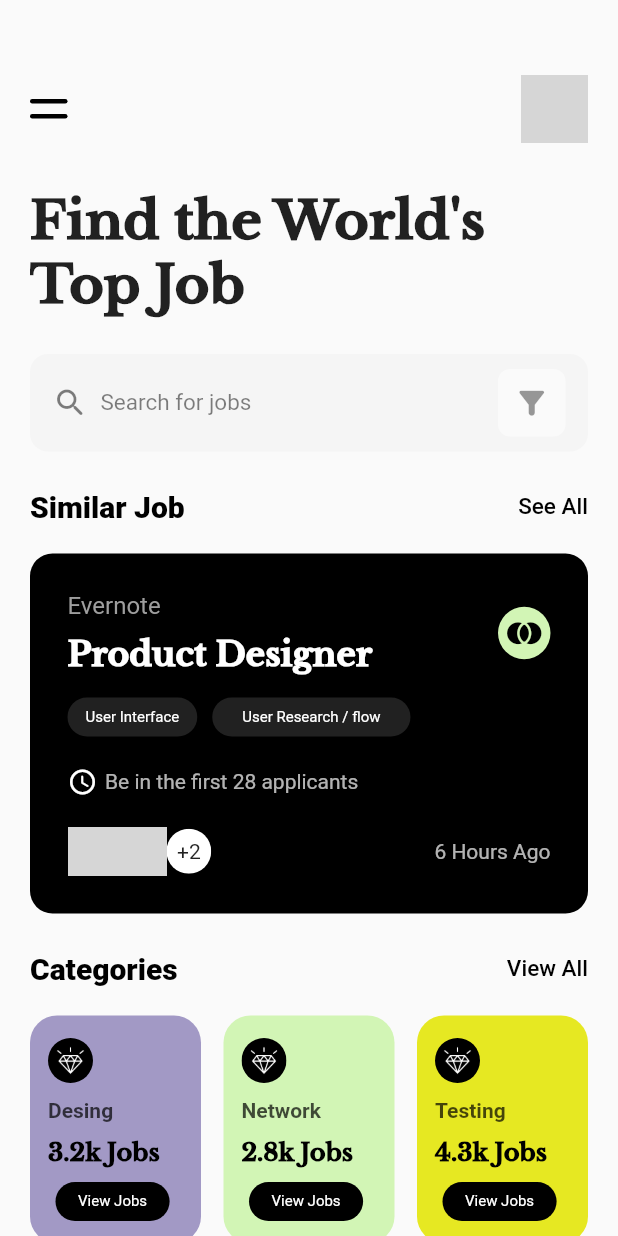
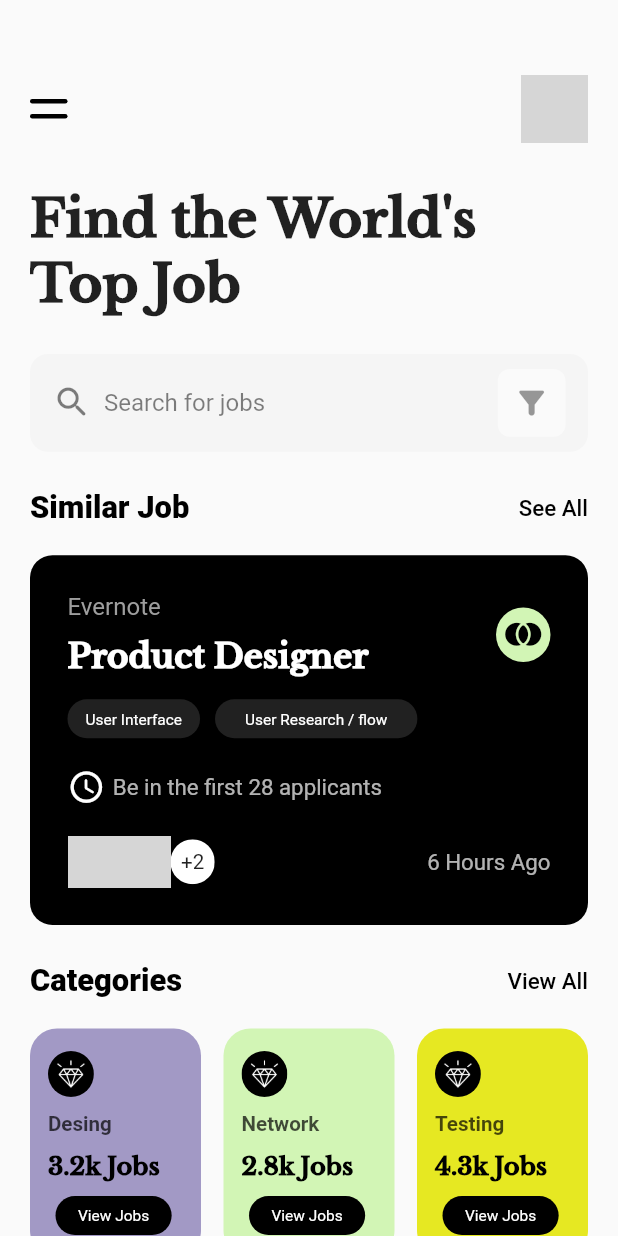
Before and after one commit to mohamed3sman/job_app, a Flutter app: the screen it shows after launch, on a phone screen of 412 x 824 dp. Run offline on Flutter 3.47's test engine with Material 2 defaults, Android fonts, the phone set to English and light mode, and no system bars; our stand-ins replace flutter_screenutil; network calls fail; grey boxes are pictures that could not be loaded.

Commit message:
make app responsive

```diff
--- a/lib/main.dart
+++ b/lib/main.dart
@@ -1,4 +1,5 @@
 import 'package:flutter/material.dart';
+import 'package:flutter_screenutil/flutter_screenutil.dart';
 import 'package:job_app/views/home_view/home_view.dart';
 
 void main() {
@@ -11,9 +12,14 @@ class MyApp extends StatelessWidget {
   // This widget is the root of your application.
   @override
   Widget build(BuildContext context) {
-    return MaterialApp(
-      debugShowCheckedModeBanner: false,
-      home: const HomeView(),
+    return ScreenUtilInit(
+      designSize: const Size(360, 690),
+      minTextAdapt: true,
+      splitScreenMode: true,
+      builder: (context, child) => const MaterialApp(
+        debugShowCheckedModeBanner: false,
+        home: HomeView(),
+      ),
     );
   }
 }
--- a/lib/views/home_view/widgets/custom_job_category.dart
+++ b/lib/views/home_view/widgets/custom_job_category.dart
@@ -1,4 +1,5 @@
 import 'package:flutter/material.dart';
+import 'package:flutter_screenutil/flutter_screenutil.dart';
 
 class CustomJobCategory extends StatelessWidget {
   const CustomJobCategory(
@@ -30,7 +31,7 @@ class CustomJobCategory extends StatelessWidget {
                 ),
                 child: Image.asset(
                   'assets/images/gem.png',
-                  width: 20,
+                  width: 18.r,
                 ),
               ),
             ),
@@ -40,7 +41,7 @@ class CustomJobCategory extends StatelessWidget {
             Text(
               text,
               style: TextStyle(
-                fontSize: 14,
+                fontSize: 12.sp,
                 color: Colors.black.withOpacity(0.7),
                 fontWeight: FontWeight.bold,
               ),
@@ -50,9 +51,9 @@ class CustomJobCategory extends StatelessWidget {
             ),
             Text(
               '${jobsNumber}k Jobs',
-              style: const TextStyle(
+              style: TextStyle(
                 color: Colors.black,
-                fontSize: 16,
+                fontSize: 14.sp,
                 fontWeight: FontWeight.w900,
                 fontFamily: 'Libre',
               ),
@@ -65,9 +66,9 @@ class CustomJobCategory extends StatelessWidget {
                     borderRadius: BorderRadius.circular(15)),
                 padding:
                     const EdgeInsets.symmetric(horizontal: 15, vertical: 7),
-                child: const Text(
+                child: Text(
                   'View Jobs',
-                  style: TextStyle(color: Colors.white, fontSize: 10),
+                  style: TextStyle(color: Colors.white, fontSize: 9.sp),
                 ),
               ),
             ),
--- a/lib/views/home_view/widgets/home_view_body.dart
+++ b/lib/views/home_view/widgets/home_view_body.dart
@@ -3,43 +3,45 @@ import 'package:job_app/views/home_view/widgets/custom_job_category.dart';
 import 'package:job_app/views/home_view/widgets/home_view_app_bar.dart';
 import 'package:job_app/views/home_view/widgets/job_search_widget.dart';
 import 'package:job_app/views/home_view/widgets/similar_job_widget.dart';
+import 'package:flutter_screenutil/flutter_screenutil.dart';
 
 class HomeViewBody extends StatelessWidget {
   const HomeViewBody({super.key});
 
   @override
   Widget build(BuildContext context) {
-    return const Padding(
-      padding: EdgeInsets.only(top: 50, left: 20, right: 20),
+    return Padding(
+      padding: const EdgeInsets.only(top: 50, left: 20, right: 20),
       child: SingleChildScrollView(
+        physics: const BouncingScrollPhysics(),
         child: Column(
           crossAxisAlignment: CrossAxisAlignment.start,
           children: [
-            HomeViewAppBar(),
+            const HomeViewAppBar(),
             Padding(
-              padding: EdgeInsets.only(top: 30, bottom: 25),
+              padding: const EdgeInsets.only(top: 30, bottom: 25),
               child: Text(
                 "Find the World's Top Job",
                 style: TextStyle(
-                  fontSize: 35,
+                  fontSize: 30.sp,
                   fontWeight: FontWeight.w900,
                   fontFamily: 'Libre',
                 ),
               ),
             ),
-            JobSearchWidget(),
-            SizedBox(
+            const JobSearchWidget(),
+            const SizedBox(
               height: 25,
             ),
             Padding(
-              padding: EdgeInsets.only(bottom: 20),
+              padding: const EdgeInsets.only(bottom: 20),
               child: Row(
                 mainAxisAlignment: MainAxisAlignment.spaceBetween,
                 children: [
                   Text(
                     'Similar Job',
                     style: TextStyle(
-                      fontSize: 20,
+                      fontSize: 18.sp,
                       fontWeight: FontWeight.w800,
                       color: Colors.black,
                     ),
@@ -47,7 +49,7 @@ class HomeViewBody extends StatelessWidget {
                   Text(
                     'See All',
                     style: TextStyle(
-                      fontSize: 15,
+                      fontSize: 13.sp,
                       fontWeight: FontWeight.w500,
                       color: Colors.black,
                     ),
@@ -55,16 +57,16 @@ class HomeViewBody extends StatelessWidget {
                 ],
               ),
             ),
-            SimilarJobWidget(),
+            const SimilarJobWidget(),
             Padding(
-              padding: EdgeInsets.only(bottom: 20, top: 25),
+              padding: const EdgeInsets.only(bottom: 20, top: 25),
               child: Row(
                 mainAxisAlignment: MainAxisAlignment.spaceBetween,
                 children: [
                   Text(
                     'Categories',
                     style: TextStyle(
-                      fontSize: 20,
+                      fontSize: 18.sp,
                       fontWeight: FontWeight.w800,
                       color: Colors.black,
                     ),
@@ -72,7 +74,7 @@ class HomeViewBody extends StatelessWidget {
                   Text(
                     'View All',
                     style: TextStyle(
-                      fontSize: 15,
+                      fontSize: 13.sp,
                       fontWeight: FontWeight.w500,
                       color: Colors.black,
                     ),
@@ -80,7 +82,7 @@ class HomeViewBody extends StatelessWidget {
                 ],
               ),
             ),
-            Row(
+            const Row(
               children: [
                 CustomJobCategory(
                   color: Color(0xffa299c5),
--- a/lib/views/home_view/widgets/job_search_widget.dart
+++ b/lib/views/home_view/widgets/job_search_widget.dart
@@ -1,4 +1,5 @@
 import 'package:flutter/material.dart';
+import 'package:flutter_screenutil/flutter_screenutil.dart';
 
 class JobSearchWidget extends StatelessWidget {
   const JobSearchWidget({super.key});
@@ -16,6 +17,7 @@ class JobSearchWidget extends StatelessWidget {
             children: [
               Icon(
                 Icons.search_rounded,
+                size: 23.r,
                 color: Colors.black.withOpacity(0.5),
               ),
               const SizedBox(
@@ -24,7 +26,7 @@ class JobSearchWidget extends StatelessWidget {
               Text(
                 'Search for jobs',
                 style: TextStyle(
-                    fontSize: 15, color: Colors.black.withOpacity(0.5)),
+                    fontSize: 14.sp, color: Colors.black.withOpacity(0.5)),
               ),
             ],
           ),
@@ -36,7 +38,7 @@ class JobSearchWidget extends StatelessWidget {
             ),
             child: Icon(
               Icons.filter_alt_rounded,
-              size: 25,
+              size: 22.r,
               color: Colors.black.withOpacity(0.4),
             ),
           )
--- a/lib/views/home_view/widgets/similar_job_widget.dart
+++ b/lib/views/home_view/widgets/similar_job_widget.dart
@@ -1,4 +1,5 @@
 import 'package:flutter/material.dart';
+import 'package:flutter_screenutil/flutter_screenutil.dart';
 
 class SimilarJobWidget extends StatelessWidget {
   const SimilarJobWidget({super.key});
@@ -18,23 +19,23 @@ class SimilarJobWidget extends StatelessWidget {
           Row(
             mainAxisAlignment: MainAxisAlignment.spaceBetween,
             children: [
-              const Column(
+              Column(
                 crossAxisAlignment: CrossAxisAlignment.start,
                 children: [
                   Text(
                     'Evernote',
                     style: TextStyle(
-                      fontSize: 16,
+                      fontSize: 14.sp,
                       color: Colors.grey,
                     ),
                   ),
-                  SizedBox(
+                  const SizedBox(
                     height: 10,
                   ),
                   Text(
                     'Product Designer',
                     style: TextStyle(
-                      fontSize: 22,
+                      fontSize: 19.sp,
                       fontWeight: FontWeight.w900,
                       fontFamily: 'Libre',
                       color: Colors.white,
@@ -47,10 +48,10 @@ class SimilarJobWidget extends StatelessWidget {
                 decoration: BoxDecoration(
                     color: const Color(0xffd2f5b5),
                     borderRadius: BorderRadius.circular(50)),
-                child: const Icon(
+                child: Icon(
                   Icons.join_full_rounded,
                   color: Colors.black,
-                  size: 25,
+                  size: 23.r,
                 ),
               ),
             ],
@@ -65,11 +66,11 @@ class SimilarJobWidget extends StatelessWidget {
                   decoration: BoxDecoration(
                       color: Colors.grey[900],
                       borderRadius: BorderRadius.circular(50)),
-                  child: const Text(
+                  child: Text(
                     'User Interface',
                     style: TextStyle(
                       color: Colors.white,
-                      fontSize: 10,
+                      fontSize: 9.sp,
                     ),
                   ),
                 ),
@@ -82,11 +83,11 @@ class SimilarJobWidget extends StatelessWidget {
                   decoration: BoxDecoration(
                       color: Colors.grey[900],
                       borderRadius: BorderRadius.circular(50)),
-                  child: const Text(
+                  child: Text(
                     'User Research / flow',
                     style: TextStyle(
                       color: Colors.white,
-                      fontSize: 10,
+                      fontSize: 9.sp,
                     ),
                   ),
                 ),
@@ -95,10 +96,10 @@ class SimilarJobWidget extends StatelessWidget {
           ),
           Row(
             children: [
-              const Icon(
+              Icon(
                 Icons.access_time_rounded,
                 color: Colors.white,
-                size: 20,
+                size: 22.r,
               ),
               const SizedBox(
                 width: 5,
@@ -106,6 +107,7 @@ class SimilarJobWidget extends StatelessWidget {
               Text(
                 'Be in the first 28 applicants',
                 style: TextStyle(
+                  fontSize: 13.sp,
                   color: Colors.white.withOpacity(0.7),
                 ),
               ),
@@ -123,14 +125,14 @@ class SimilarJobWidget extends StatelessWidget {
                     borderRadius: BorderRadius.circular(50),
                     child: Image.network(
                       'https://i.pinimg.com/originals/72/20/c4/7220c4ee3f3a756356c1ca7b1ab230df.jpg',
-                      width: 33,
+                      width: 30.r,
                     ),
                   ),
                   ClipRRect(
                     borderRadius: BorderRadius.circular(50),
                     child: Image.network(
                       'https://th.bing.com/th/id/OIP.6XQo_VQmwSmtoF-X8YjCXQHaHa?pid=ImgDet&rs=1',
-                      width: 33,
+                      width: 30.r,
                     ),
                   ),
                   ClipRRect(
@@ -139,8 +141,9 @@ class SimilarJobWidget extends StatelessWidget {
                       padding: const EdgeInsets.symmetric(
                           horizontal: 7, vertical: 7),
                       color: Colors.white,
-                      child: const Text(
+                      child: Text(
                         '+2',
+                        style: TextStyle(fontSize: 12.sp),
                       ),
                     ),
                   ),
@@ -149,6 +152,7 @@ class SimilarJobWidget extends StatelessWidget {
               Text(
                 '6 Hours Ago',
                 style: TextStyle(
+                  fontSize: 13.sp,
                   color: Colors.white.withOpacity(0.7),
                 ),
               ),
--- a/lib/views/profile_view/widgets/profile_view_body.dart
+++ b/lib/views/profile_view/widgets/profile_view_body.dart
@@ -1,4 +1,5 @@
 import 'package:flutter/material.dart';
+import 'package:flutter_screenutil/flutter_screenutil.dart';
 import 'package:job_app/views/profile_view/widgets/profile_view_app_bar.dart';
 
 class ProfileViewBody extends StatelessWidget {
@@ -8,6 +9,8 @@ class ProfileViewBody extends StatelessWidget {
   Widget build(BuildContext context) {
     return Padding(
       padding: const EdgeInsets.only(top: 50, left: 20, right: 20),
+      child: SingleChildScrollView(
+        physics: const BouncingScrollPhysics(),
         child: Column(
           children: [
             const ProfileViewAppBar(),
@@ -15,16 +18,16 @@ class ProfileViewBody extends StatelessWidget {
               borderRadius: BorderRadius.circular(200),
               child: Image.network(
                 'https://th.bing.com/th/id/OIP.6XQo_VQmwSmtoF-X8YjCXQHaHa?pid=ImgDet&rs=1',
-              width: 180,
+                width: MediaQuery.of(context).size.width * 0.45,
               ),
             ),
             const SizedBox(
               height: 30,
             ),
-          const Text(
+            Text(
               'Will Smith',
               style: TextStyle(
-              fontSize: 32,
+                fontSize: 29.sp,
                 fontFamily: 'Libre',
                 fontWeight: FontWeight.w900,
               ),
@@ -35,7 +38,7 @@ class ProfileViewBody extends StatelessWidget {
             Text(
               'UI/ UX Designer',
               style: TextStyle(
-              fontSize: 22,
+                fontSize: 19.sp,
                 color: Colors.grey[600],
               ),
             ),
@@ -45,39 +48,39 @@ class ProfileViewBody extends StatelessWidget {
                 mainAxisAlignment: MainAxisAlignment.center,
                 children: [
                   Container(
-                  padding:
-                      const EdgeInsets.symmetric(horizontal: 15, vertical: 15),
+                    padding: const EdgeInsets.symmetric(
+                        horizontal: 15, vertical: 15),
                     decoration: BoxDecoration(
                       color: const Color(0xffd2f5b5),
                       borderRadius: BorderRadius.circular(100),
                     ),
-                  child: const Icon(
+                    child: Icon(
                       Icons.chat,
-                    size: 30,
+                      size: 28.r,
                     ),
                   ),
                   const SizedBox(
                     width: 12,
                   ),
                   Container(
-                  padding:
-                      const EdgeInsets.symmetric(horizontal: 15, vertical: 15),
+                    padding: const EdgeInsets.symmetric(
+                        horizontal: 15, vertical: 15),
                     decoration: BoxDecoration(
                       color: Colors.grey,
                       borderRadius: BorderRadius.circular(100),
                     ),
-                  child: const Icon(
+                    child: Icon(
                       Icons.more_horiz_rounded,
-                    size: 30,
+                      size: 28.r,
                     ),
                   ),
                 ],
               ),
             ),
-          const Text(
+            Text(
               'Available . \$85/h USD',
               style: TextStyle(
-              fontSize: 27,
+                fontSize: 24.sp,
                 fontWeight: FontWeight.w500,
               ),
             ),
@@ -85,16 +88,17 @@ class ProfileViewBody extends StatelessWidget {
               height: 40,
             ),
             MaterialButton(
-            padding: const EdgeInsets.symmetric(horizontal: 100, vertical: 18),
+              padding:
+                  const EdgeInsets.symmetric(horizontal: 100, vertical: 18),
               color: Colors.black,
               onPressed: () {},
-            shape:
-                RoundedRectangleBorder(borderRadius: BorderRadius.circular(30)),
-            child: const Text(
+              shape: RoundedRectangleBorder(
+                  borderRadius: BorderRadius.circular(30)),
+              child: Text(
                 'Hire Now',
                 style: TextStyle(
                     color: Colors.white,
-                  fontSize: 22,
+                    fontSize: 19.sp,
                     fontWeight: FontWeight.w400),
               ),
             ),
@@ -103,16 +107,17 @@ class ProfileViewBody extends StatelessWidget {
             ),
             TextButton(
               onPressed: () {},
-            child: const Text(
+              child: Text(
                 'Add to Favourites',
                 style: TextStyle(
-                  fontSize: 20,
+                    fontSize: 17.sp,
                     fontWeight: FontWeight.w500,
                     color: Colors.black),
               ),
             )
           ],
         ),
+      ),
     );
   }
 }
--- a/pubspec.yaml
+++ b/pubspec.yaml
@@ -35,6 +35,7 @@ dependencies:
   # The following adds the Cupertino Icons font to your application.
   # Use with the CupertinoIcons class for iOS style icons.
   cupertino_icons: ^1.0.2
+  flutter_screenutil: ^5.8.4
 
 dev_dependencies:
   flutter_test:
```
Also changed, not shown: pubspec.lock. Lines whose indentation alone changed are shown as unchanged.
